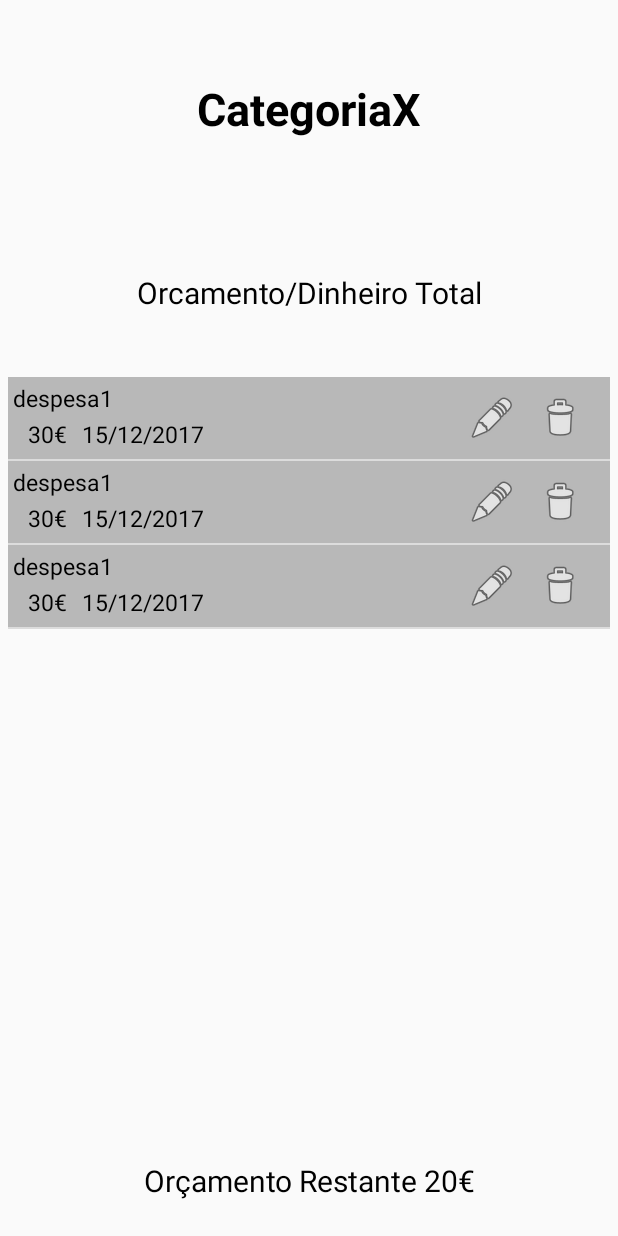
After one commit to AndreP76/GPS-ISEC-1718, an Android app: the layout activity_info_detalhada.xml on its own in the app's theme, with its tools: preview values and no code run, on a phone screen of 412 x 824 dp. The commit adds this screen. Run offline under Robolectric (Android 15) with nearby library versions, the phone set to English and light mode, and no system bars.

Commit message:
informaçao Detalhada
fiz o layout da Info detalhada.
tem o listView e ja fiz o layout das linhas para depois ser add no adapter que, nao foi criado.
acho que esta tudo +/-. falto so em termos de layout, completar a ationbar, que nao consigo por um botao no lado esquerdo.
ps: como este ramo nao tem o menu que esta no modolo de informacao geral nao mexi neste menu, a unica coisa que fiz foi por um botao na informacao geral ,esta que neste ramo nao tem nada, para lançar esta activity e testar no meu telemovel

```diff
--- a/ExpensesTracker/app/src/main/AndroidManifest.xml
+++ b/ExpensesTracker/app/src/main/AndroidManifest.xml
@@ -19,6 +19,7 @@
                 <category android:name="android.intent.category.LAUNCHER" />
             </intent-filter>
         </activity>
+        <activity android:name=".InfoDetalhada"></activity>
     </application>
 
 </manifest>
--- /dev/null
+++ b/ExpensesTracker/app/src/main/java/com/gps/g13/expensestracker/InfoDetalhada.java
@@ -0,0 +1,32 @@
+package com.gps.g13.expensestracker;
+
+import android.content.Intent;
+import android.support.v7.app.AppCompatActivity;
+import android.os.Bundle;
+import android.view.Menu;
+import android.view.MenuInflater;
+import android.view.MenuItem;
+
+public class InfoDetalhada extends AppCompatActivity {
+
+    @Override
+    protected void onCreate(Bundle savedInstanceState) {
+        super.onCreate(savedInstanceState);
+        setContentView(R.layout.activity_info_detalhada);
+
+
+    }
+
+    @Override
+    public boolean onCreateOptionsMenu(Menu menu) {
+        MenuInflater mi = new MenuInflater(this);
+        mi.inflate(R.menu.informacao_detalhada_menu,menu);
+        return super.onCreateOptionsMenu(menu);
+    }
+
+    public boolean onOptionsItemSelected(MenuItem item) {
+
+        return super.onOptionsItemSelected(item);
+
+    }
+}
--- a/ExpensesTracker/app/src/main/java/com/gps/g13/expensestracker/InformacaoGeral.java
+++ b/ExpensesTracker/app/src/main/java/com/gps/g13/expensestracker/InformacaoGeral.java
@@ -1,5 +1,6 @@
 package com.gps.g13.expensestracker;
 
+import android.content.Intent;
 import android.os.Bundle;
 import android.support.design.widget.FloatingActionButton;
 import android.support.design.widget.Snackbar;
@@ -40,6 +41,16 @@ public class InformacaoGeral extends AppCompatActivity
 
         NavigationView navigationView = (NavigationView) findViewById(R.id.nav_view);
         navigationView.setNavigationItemSelectedListener(this);
+
+
+
+    }
+
+
+    public void onclick(View v){
+        Intent intent = new Intent(this,InfoDetalhada.class);
+        startActivity(intent);
+
     }
 
     @Override
@@ -98,4 +109,5 @@ public class InformacaoGeral extends AppCompatActivity
         drawer.closeDrawer(GravityCompat.START);
         return true;
     }
+
 }
--- /dev/null
+++ b/ExpensesTracker/app/src/main/res/layout/activity_info_detalhada.xml
@@ -0,0 +1,65 @@
+<?xml version="1.0" encoding="utf-8"?>
+<LinearLayout xmlns:android="http://schemas.android.com/apk/res/android"
+    xmlns:tools="http://schemas.android.com/tools"
+    android:layout_width="match_parent"
+    android:layout_height="match_parent"
+    tools:context="com.gps.g13.expensestracker.InfoDetalhada"
+    android:orientation="vertical"
+    >
+    <LinearLayout
+        android:layout_width="match_parent"
+        android:layout_height="0dp"
+        android:layout_weight="0.5"
+        android:orientation="vertical">
+        <TextView
+            android:id="@+id/tv_nomeCategoria_infoDetalhada"
+            android:layout_width="match_parent"
+            android:layout_height="0dp"
+            android:layout_weight="1"
+            android:text="CategoriaX"
+            android:textColor="#000000"
+            android:textStyle="bold"
+            android:textSize="30sp"
+            android:gravity="center"/>
+
+        <TextView
+            android:id="@+id/tv_orcamento_InfoDetalhada"
+            android:layout_width="match_parent"
+            android:layout_height="0dp"
+            android:layout_weight="0.7"
+            android:text="Orcamento/Dinheiro Total"
+            android:textColor="#000000"
+            android:textSize="20sp"
+            android:gravity="center"/>
+    </LinearLayout>
+
+
+    <ListView
+        android:id="@+id/lista_de_transacoes"
+        android:layout_width="match_parent"
+        android:layout_height="0dp"
+        android:layout_weight="1"
+        tools:listitem="@layout/linha_da_lista_de_transacoes"
+        android:layout_margin="5dp"
+        >
+
+    </ListView>
+
+    <LinearLayout
+        android:layout_width="match_parent"
+        android:layout_height="0dp"
+        android:layout_weight="0.15"
+        android:orientation="vertical">
+        <TextView
+            android:id="@+id/tv_DinheiroRestante_infoDetalhada"
+            android:layout_width="match_parent"
+            android:layout_height="0dp"
+            android:layout_weight="1"
+            android:text="Orçamento Restante 20€"
+            android:textColor="#000000"
+            android:textSize="20sp"
+            android:gravity="center"/>
+
+    </LinearLayout>
+
+</LinearLayout>
--- a/ExpensesTracker/app/src/main/res/layout/activity_informacao_geral.xml
+++ b/ExpensesTracker/app/src/main/res/layout/activity_informacao_geral.xml
@@ -19,7 +19,6 @@
         android:layout_height="match_parent"
         android:layout_gravity="start"
         android:fitsSystemWindows="true"
-        app:headerLayout="@layout/nav_header_informacao_geral"
         app:menu="@menu/activity_informacao_geral_drawer" />
 
 </android.support.v4.widget.DrawerLayout>
--- a/ExpensesTracker/app/src/main/res/layout/content_informacao_geral.xml
+++ b/ExpensesTracker/app/src/main/res/layout/content_informacao_geral.xml
@@ -8,13 +8,14 @@
     tools:context="com.gps.g13.expensestracker.InformacaoGeral"
     tools:showIn="@layout/app_bar_informacao_geral">
 
-    <TextView
+    <Button
         android:layout_width="wrap_content"
         android:layout_height="wrap_content"
         android:text="Hello World!"
         app:layout_constraintBottom_toBottomOf="parent"
         app:layout_constraintLeft_toLeftOf="parent"
         app:layout_constraintRight_toRightOf="parent"
-        app:layout_constraintTop_toTopOf="parent" />
+        app:layout_constraintTop_toTopOf="parent"
+        android:onClick="onclick"/>
 
 </android.support.constraint.ConstraintLayout>
--- /dev/null
+++ b/ExpensesTracker/app/src/main/res/layout/linha_da_lista_de_transacoes.xml
@@ -0,0 +1,88 @@
+<?xml version="1.0" encoding="utf-8"?>
+<LinearLayout xmlns:android="http://schemas.android.com/apk/res/android"
+    android:orientation="horizontal" android:layout_width="match_parent"
+    android:layout_height="wrap_content"
+    android:background="#44000000"
+    android:padding="3dp"
+    >
+
+
+    <LinearLayout
+        android:layout_weight="1"
+        android:layout_width="0dp"
+        android:layout_height="match_parent"
+        android:orientation="vertical">
+
+        <LinearLayout
+            android:layout_width="match_parent"
+            android:layout_height="0dp"
+            android:layout_weight="1">
+            <TextView
+                android:id="@+id/tv_nomeTransacao_InfoGeral"
+                android:layout_weight="1"
+                android:layout_width="0dp"
+                android:layout_height="wrap_content"
+                android:textSize="15sp"
+                android:text="despesa1"
+                android:textColor="#000000"
+                />
+        </LinearLayout>
+
+        <LinearLayout
+            android:layout_width="match_parent"
+            android:layout_height="0dp"
+            android:layout_weight="1"
+            >
+            <TextView
+                android:id="@+id/tv_ValorTransacao_InfoGeral"
+                android:layout_width="wrap_content"
+                android:layout_height="wrap_content"
+                android:textSize="15sp"
+                android:text="30€"
+                android:textColor="#000000"
+                android:layout_marginLeft="10dp"
+
+                />
+            <TextView
+                android:id="@+id/tv_DataTransacao_InfoGeral"
+                android:layout_width="wrap_content"
+                android:layout_height="wrap_content"
+                android:textSize="15sp"
+                android:text="15/12/2017"
+                android:textColor="#000000"
+                android:layout_marginLeft="10dp"
+
+                />
+        </LinearLayout>
+    </LinearLayout>
+
+
+    <LinearLayout
+        android:layout_width="0dp"
+        android:layout_height="match_parent"
+        android:layout_weight="0.3"
+        android:orientation="horizontal"
+        android:gravity="right">
+
+        <Button
+            android:id="@+id/btn_edit_linha"
+            android:layout_width="0dp"
+            android:layout_height="wrap_content"
+            android:layout_weight="1"
+            android:background="@null"
+            android:text=" "
+            android:drawableLeft="@android:drawable/ic_menu_edit" />
+
+        <Button
+            android:text=" "
+            android:layout_weight="1"
+            android:id="@+id/btn_delete_linha"
+            android:layout_width="0dp"
+            android:layout_height="wrap_content"
+            android:background="@null"
+            android:drawableLeft="@android:drawable/ic_menu_delete"
+            />
+
+    </LinearLayout>
+
+</LinearLayout>
--- a/ExpensesTracker/app/src/main/res/layout/nav_header_informacao_geral.xml
+++ /dev/null
@@ -1,35 +0,0 @@
-<?xml version="1.0" encoding="utf-8"?>
-<LinearLayout xmlns:android="http://schemas.android.com/apk/res/android"
-    xmlns:app="http://schemas.android.com/apk/res-auto"
-    android:layout_width="match_parent"
-    android:layout_height="@dimen/nav_header_height"
-    android:background="@drawable/side_nav_bar"
-    android:gravity="bottom"
-    android:orientation="vertical"
-    android:paddingBottom="@dimen/activity_vertical_margin"
-    android:paddingLeft="@dimen/activity_horizontal_margin"
-    android:paddingRight="@dimen/activity_horizontal_margin"
-    android:paddingTop="@dimen/activity_vertical_margin"
-    android:theme="@style/ThemeOverlay.AppCompat.Dark">
-
-    <ImageView
-        android:id="@+id/imageView"
-        android:layout_width="wrap_content"
-        android:layout_height="wrap_content"
-        android:paddingTop="@dimen/nav_header_vertical_spacing"
-        app:srcCompat="@android:drawable/sym_def_app_icon" />
-
-    <TextView
-        android:layout_width="match_parent"
-        android:layout_height="wrap_content"
-        android:paddingTop="@dimen/nav_header_vertical_spacing"
-        android:text="Android Studio"
-        android:textAppearance="@style/TextAppearance.AppCompat.Body1" />
-
-    <TextView
-        android:id="@+id/textView"
-        android:layout_width="wrap_content"
-        android:layout_height="wrap_content"
-        android:text="android.studio@android.com" />
-
-</LinearLayout>
--- /dev/null
+++ b/ExpensesTracker/app/src/main/res/menu/informacao_detalhada_menu.xml
@@ -0,0 +1,10 @@
+<?xml version="1.0" encoding="utf-8"?>
+<menu xmlns:tools="http://schemas.android.com/tools"
+    xmlns:android="http://schemas.android.com/apk/res/android">
+    <item android:id="@+id/criaTransacao"
+        android:icon="@android:drawable/ic_menu_add"
+        android:showAsAction="always"
+        android:title="Cria"
+        tools:ignore="AppCompatResource" />
+
+</menu>
```
